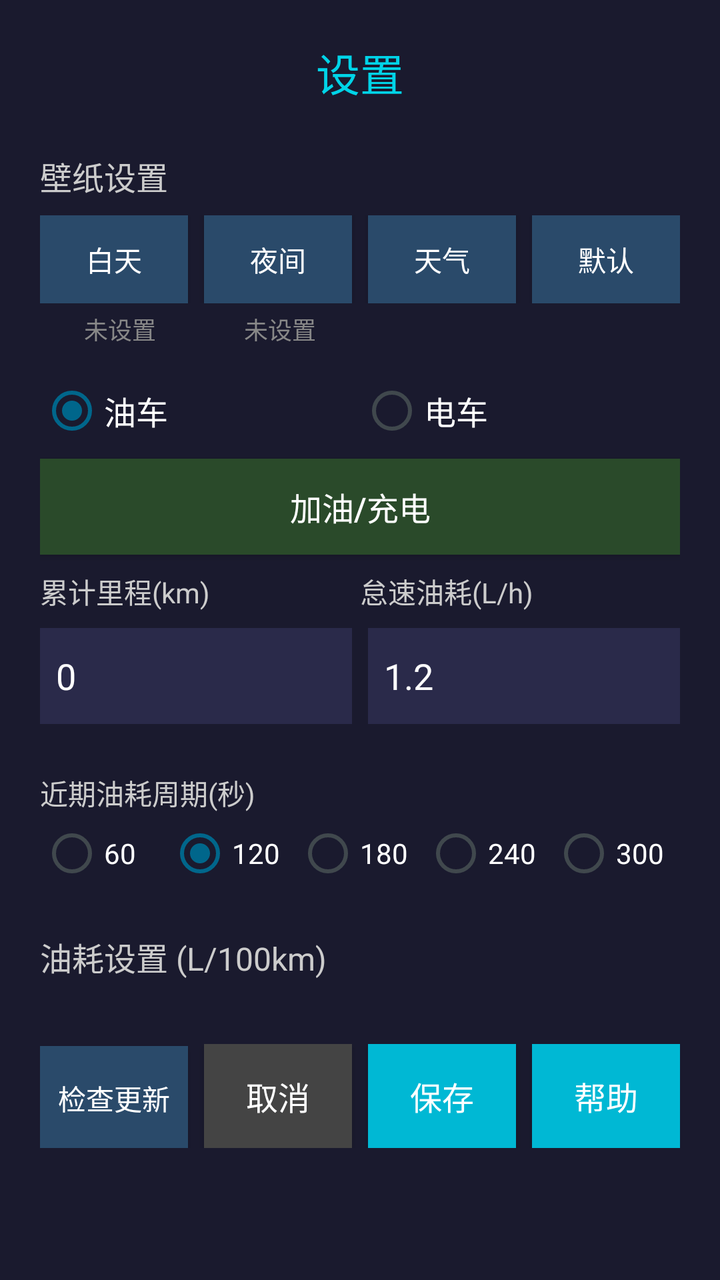
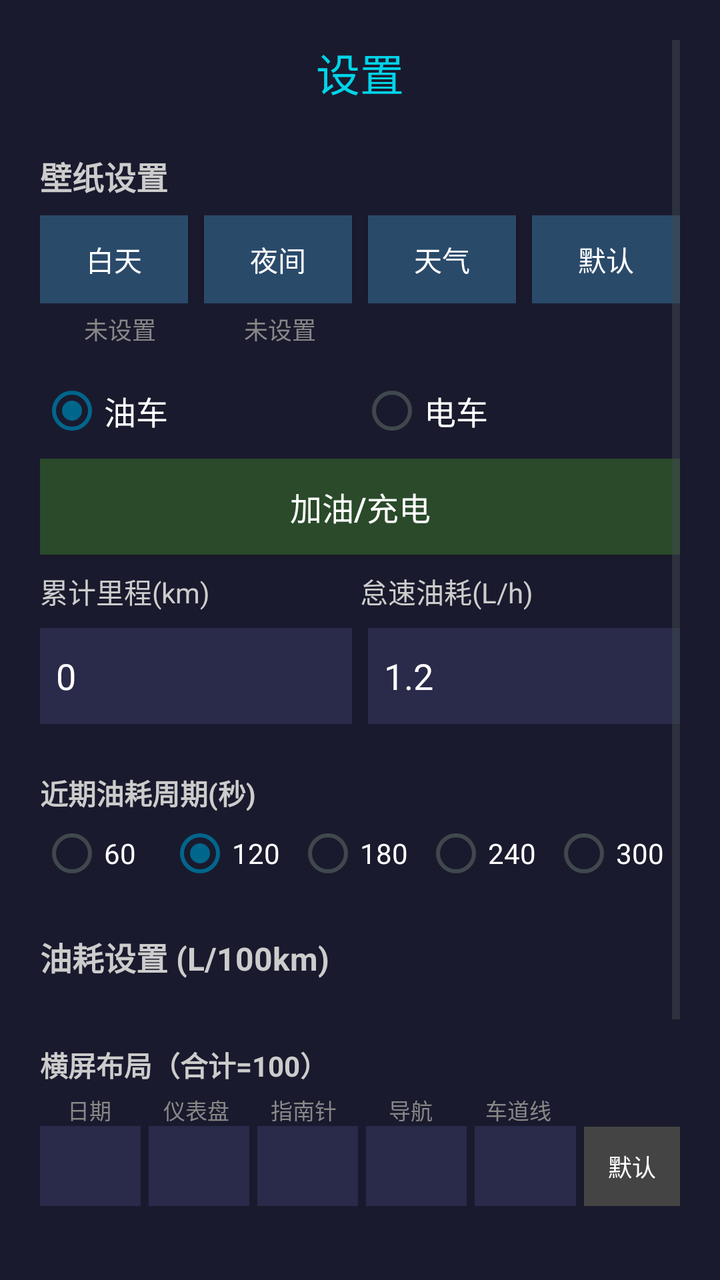

An Android layout rendered at two revisions. The XML below is the earlier revision; the diff shows what the commit changed to produce the second picture.
<!-- AndroidManifest.xml: application theme AppTheme -->
<!-- res/layout/activity_settings.xml -->
<?xml version="1.0" encoding="utf-8"?>
<ScrollView xmlns:android="http://schemas.android.com/apk/res/android"
    android:layout_width="match_parent"
    android:layout_height="match_parent"
    android:background="#FF1A1A2E"
    android:padding="20dp">

    <LinearLayout
        android:layout_width="match_parent"
        android:layout_height="wrap_content"
        android:orientation="vertical">

        
        <TextView
            android:layout_width="match_parent"
            android:layout_height="wrap_content"
            android:text="设置"
            android:textSize="22sp"
            android:textColor="#FF00D4E8"
            android:gravity="center"
            android:layout_marginBottom="24dp" />

        
        <TextView
            android:layout_width="match_parent"
            android:layout_height="wrap_content"
            android:text="壁纸设置"
            android:textSize="16sp"
            android:textColor="#FFCCCCCC"
            android:layout_marginBottom="8dp" />

        <LinearLayout
            android:layout_width="match_parent"
            android:layout_height="wrap_content"
            android:orientation="horizontal"
            android:layout_marginBottom="4dp">

            <Button
                android:id="@+id/btn_day_wallpaper"
                android:layout_width="0dp"
                android:layout_height="44dp"
                android:layout_weight="1"
                android:text="白天"
                android:textSize="14sp"
                android:textColor="#FFFFFFFF"
                android:background="#FF2A4A6A"
                android:layout_marginRight="4dp" />

            <Button
                android:id="@+id/btn_night_wallpaper"
                android:layout_width="0dp"
                android:layout_height="44dp"
                android:layout_weight="1"
                android:text="夜间"
                android:textSize="14sp"
                android:textColor="#FFFFFFFF"
                android:background="#FF2A4A6A"
                android:layout_marginLeft="4dp"
                android:layout_marginRight="4dp" />

            <Button
                android:id="@+id/btn_weather_animation"
                android:layout_width="0dp"
                android:layout_height="44dp"
                android:layout_weight="1"
                android:text="天气"
                android:textSize="14sp"
                android:textColor="#FFFFFFFF"
                android:background="#FF2A4A6A"
                android:layout_marginLeft="4dp"
                android:layout_marginRight="4dp" />

            <Button
                android:id="@+id/btn_default_wallpaper"
                android:layout_width="0dp"
                android:layout_height="44dp"
                android:layout_weight="1"
                android:text="默认"
                android:textSize="14sp"
                android:textColor="#FFFFFFFF"
                android:background="#FF2A4A6A"
                android:layout_marginLeft="4dp" />

        </LinearLayout>

        <LinearLayout
            android:layout_width="match_parent"
            android:layout_height="wrap_content"
            android:orientation="horizontal"
            android:layout_marginBottom="16dp">

            <TextView
                android:id="@+id/label_day_wallpaper_status"
                android:layout_width="0dp"
                android:layout_height="wrap_content"
                android:layout_weight="1"
                android:text="未设置"
                android:textSize="12sp"
                android:textColor="#FF888888"
                android:gravity="center_horizontal" />

            <TextView
                android:id="@+id/label_night_wallpaper_status"
                android:layout_width="0dp"
                android:layout_height="wrap_content"
                android:layout_weight="1"
                android:text="未设置"
                android:textSize="12sp"
                android:textColor="#FF888888"
                android:gravity="center_horizontal" />

            <TextView
                android:layout_width="0dp"
                android:layout_height="wrap_content"
                android:layout_weight="1"
                android:text=""
                android:textSize="12sp"
                android:gravity="center_horizontal" />

            <TextView
                android:layout_width="0dp"
                android:layout_height="wrap_content"
                android:layout_weight="1"
                android:text=""
                android:textSize="12sp"
                android:gravity="center_horizontal" />

        </LinearLayout>

        
        <RadioGroup
            android:id="@+id/vehicle_type_group"
            android:layout_width="match_parent"
            android:layout_height="wrap_content"
            android:orientation="horizontal"
            android:layout_marginBottom="8dp">

            <RadioButton
                android:id="@+id/radio_fuel"
                android:layout_width="0dp"
                android:layout_height="wrap_content"
                android:layout_weight="1"
                android:text="油车"
                android:textColor="#FFFFFFFF"
                android:textSize="16sp"
                android:checked="true" />

            <RadioButton
                android:id="@+id/radio_elec"
                android:layout_width="0dp"
                android:layout_height="wrap_content"
                android:layout_weight="1"
                android:text="电车"
                android:textColor="#FFFFFFFF"
                android:textSize="16sp" />

        </RadioGroup>

        
        <Button
            android:id="@+id/btn_refuel"
            android:layout_width="match_parent"
            android:layout_height="48dp"
            android:text="加油/充电"
            android:textSize="16sp"
            android:textColor="#FFFFFFFF"
            android:background="#FF2A4A2A"
            android:layout_marginBottom="8dp" />

        
        <LinearLayout
            android:id="@+id/refuel_section"
            android:layout_width="match_parent"
            android:layout_height="wrap_content"
            android:orientation="vertical"
            android:visibility="gone">

            <LinearLayout
                android:layout_width="match_parent"
                android:layout_height="wrap_content"
                android:orientation="horizontal"
                android:layout_marginBottom="8dp">

                <TextView
                    android:layout_width="0dp"
                    android:layout_height="wrap_content"
                    android:layout_weight="1"
                    android:text="油箱容量(L)"
                    android:textSize="14sp"
                    android:textColor="#FFCCCCCC" />

                <TextView
                    android:id="@+id/label_refuel_amount"
                    android:layout_width="0dp"
                    android:layout_height="wrap_content"
                    android:layout_weight="1"
                    android:text="加油量(L)"
                    android:textSize="14sp"
                    android:textColor="#FFCCCCCC" />

                <TextView
                    android:id="@+id/label_refuel_range"
                    android:layout_width="0dp"
                    android:layout_height="wrap_content"
                    android:layout_weight="1"
                    android:text="加油时续航(km)"
                    android:textSize="14sp"
                    android:textColor="#FFCCCCCC" />

            </LinearLayout>

            <LinearLayout
                android:layout_width="match_parent"
                android:layout_height="wrap_content"
                android:orientation="horizontal"
                android:layout_marginBottom="16dp">

                <EditText
                    android:id="@+id/edit_tank_capacity"
                    android:layout_width="0dp"
                    android:layout_height="48dp"
                    android:layout_weight="1"
                    android:inputType="numberDecimal"
                    android:textColor="#FFFFFFFF"
                    android:textSize="18sp"
                    android:background="#FF2A2A4A"
                    android:padding="8dp"
                    android:layout_marginRight="8dp"
                    android:hint="如62"
                    android:textColorHint="#FF666666" />

                <EditText
                    android:id="@+id/edit_refuel_amount"
                    android:layout_width="0dp"
                    android:layout_height="48dp"
                    android:layout_weight="1"
                    android:inputType="numberDecimal"
                    android:textColor="#FFFFFFFF"
                    android:textSize="18sp"
                    android:background="#FF2A2A4A"
                    android:padding="8dp"
                    android:layout_marginRight="8dp"
                    android:hint="加满油的升数"
                    android:textColorHint="#FF666666" />

                <EditText
                    android:id="@+id/edit_refuel_range"
                    android:layout_width="0dp"
                    android:layout_height="48dp"
                    android:layout_weight="1"
                    android:inputType="numberDecimal"
                    android:textColor="#FFFFFFFF"
                    android:textSize="18sp"
                    android:background="#FF2A2A4A"
                    android:padding="8dp"
                    android:hint="油表显示续航"
                    android:textColorHint="#FF666666" />

            </LinearLayout>

        </LinearLayout>

        
        <LinearLayout
            android:layout_width="match_parent"
            android:layout_height="wrap_content"
            android:orientation="horizontal"
            android:layout_marginBottom="8dp">

            <TextView
                android:layout_width="0dp"
                android:layout_height="wrap_content"
                android:layout_weight="1"
                android:text="累计里程(km)"
                android:textSize="14sp"
                android:textColor="#FFCCCCCC" />

            <TextView
                android:id="@+id/label_idle_rate"
                android:layout_width="0dp"
                android:layout_height="wrap_content"
                android:layout_weight="1"
                android:text="怠速油耗(L/h)"
                android:textSize="14sp"
                android:textColor="#FFCCCCCC" />

        </LinearLayout>

        <LinearLayout
            android:layout_width="match_parent"
            android:layout_height="wrap_content"
            android:orientation="horizontal"
            android:layout_marginBottom="24dp">

            <EditText
                android:id="@+id/edit_base_mileage"
                android:layout_width="0dp"
                android:layout_height="48dp"
                android:layout_weight="1"
                android:inputType="numberDecimal"
                android:text="0"
                android:textColor="#FFFFFFFF"
                android:textSize="18sp"
                android:background="#FF2A2A4A"
                android:padding="8dp"
                android:layout_marginRight="8dp"
                android:hint="0"
                android:textColorHint="#FF666666" />

            <EditText
                android:id="@+id/edit_idle_fuel_rate"
                android:layout_width="0dp"
                android:layout_height="48dp"
                android:layout_weight="1"
                android:inputType="numberDecimal"
                android:text="1.2"
                android:textColor="#FFFFFFFF"
                android:textSize="18sp"
                android:background="#FF2A2A4A"
                android:padding="8dp"
                android:hint="1.2"
                android:textColorHint="#FF666666" />

        </LinearLayout>

        
        <TextView
            android:layout_width="match_parent"
            android:layout_height="wrap_content"
            android:text="近期油耗周期(秒)"
            android:textSize="14sp"
            android:textColor="#FFCCCCCC"
            android:layout_marginBottom="4dp" />

        <RadioGroup
            android:id="@+id/recent_fuel_window_group"
            android:layout_width="match_parent"
            android:layout_height="wrap_content"
            android:orientation="horizontal"
            android:layout_marginBottom="24dp">

            <RadioButton
                android:id="@+id/radio_recent_60"
                android:layout_width="0dp"
                android:layout_height="wrap_content"
                android:layout_weight="1"
                android:text="60"
                android:textColor="#FFFFFFFF"
                android:textSize="14sp" />

            <RadioButton
                android:id="@+id/radio_recent_120"
                android:layout_width="0dp"
                android:layout_height="wrap_content"
                android:layout_weight="1"
                android:text="120"
                android:textColor="#FFFFFFFF"
                android:textSize="14sp"
                android:checked="true" />

            <RadioButton
                android:id="@+id/radio_recent_180"
                android:layout_width="0dp"
                android:layout_height="wrap_content"
                android:layout_weight="1"
                android:text="180"
                android:textColor="#FFFFFFFF"
                android:textSize="14sp" />

            <RadioButton
                android:id="@+id/radio_recent_240"
                android:layout_width="0dp"
                android:layout_height="wrap_content"
                android:layout_weight="1"
                android:text="240"
                android:textColor="#FFFFFFFF"
                android:textSize="14sp" />

            <RadioButton
                android:id="@+id/radio_recent_300"
                android:layout_width="0dp"
                android:layout_height="wrap_content"
                android:layout_weight="1"
                android:text="300"
                android:textColor="#FFFFFFFF"
                android:textSize="14sp" />

        </RadioGroup>

        
        <TextView
            android:id="@+id/label_energy_table"
            android:layout_width="match_parent"
            android:layout_height="wrap_content"
            android:text="油耗设置 (L/100km)"
            android:textSize="16sp"
            android:textColor="#FFCCCCCC"
            android:layout_marginBottom="8dp" />

        <LinearLayout
            android:id="@+id/fuel_table_container"
            android:layout_width="match_parent"
            android:layout_height="wrap_content"
            android:orientation="vertical" />

        
        <LinearLayout
            android:layout_width="match_parent"
            android:layout_height="wrap_content"
            android:orientation="horizontal"
            android:layout_marginTop="24dp">

            <Button
                android:id="@+id/btn_check_update"
                android:layout_width="0dp"
                android:layout_height="52dp"
                android:layout_weight="1"
                android:text="检查更新"
                android:textSize="14sp"
                android:textColor="#FFFFFFFF"
                android:background="#FF2A4A6A"
                android:layout_marginRight="8dp" />

            <Button
                android:id="@+id/btn_cancel"
                android:layout_width="0dp"
                android:layout_height="52dp"
                android:layout_weight="1"
                android:text="取消"
                android:textSize="16sp"
                android:textColor="#FFFFFFFF"
                android:background="#FF444444"
                android:layout_marginRight="8dp" />

            <Button
                android:id="@+id/btn_save"
                android:layout_width="0dp"
                android:layout_height="52dp"
                android:layout_weight="1"
                android:text="保存"
                android:textSize="16sp"
                android:textColor="#FFFFFFFF"
                android:background="#FF00B8D4"
                android:layout_marginRight="8dp" />

            <Button
                android:id="@+id/btn_help"
                android:layout_width="0dp"
                android:layout_height="52dp"
                android:layout_weight="1"
                android:text="帮助"
                android:textSize="16sp"
                android:textColor="#FFFFFFFF"
                android:background="#FF00B8D4" />

        </LinearLayout>

    </LinearLayout>
</ScrollView>
<!-- resources referenced by this layout -->
<resources>
  <style name="AppTheme" parent="@android:style/Theme.DeviceDefault.Light.NoActionBar">
          <item name="android:windowContentOverlay">@null</item>
      </style>
</resources>

<!-- the commit's change to res/layout/activity_settings.xml (unified diff, before → after) -->
@@ -26,6 +26,7 @@
             android:layout_height="wrap_content"
             android:text="壁纸设置"
             android:textSize="16sp"
+            android:textStyle="bold"
             android:textColor="#FFCCCCCC"
             android:layout_marginBottom="8dp" />
 
@@ -329,6 +330,7 @@
             android:layout_height="wrap_content"
             android:text="近期油耗周期(秒)"
             android:textSize="14sp"
+            android:textStyle="bold"
             android:textColor="#FFCCCCCC"
             android:layout_marginBottom="4dp" />
 
@@ -394,6 +396,7 @@
             android:layout_height="wrap_content"
             android:text="油耗设置 (L/100km)"
             android:textSize="16sp"
+            android:textStyle="bold"
             android:textColor="#FFCCCCCC"
             android:layout_marginBottom="8dp" />
 
@@ -404,6 +407,239 @@
             android:orientation="vertical" />
 
         
+        <TextView
+            android:layout_width="match_parent"
+            android:layout_height="wrap_content"
+            android:layout_marginTop="24dp"
+            android:layout_marginBottom="4dp"
+            android:text="横屏布局（合计=100）"
+            android:textColor="#FFCCCCCC"
+            android:textSize="14sp"
+            android:textStyle="bold" />
+
+        
+        <LinearLayout
+            android:layout_width="match_parent"
+            android:layout_height="wrap_content"
+            android:orientation="horizontal"
+            android:layout_marginRight="56dp">
+
+            <TextView android:layout_width="0dp" android:layout_height="wrap_content" android:layout_weight="1"
+                android:text="日期" android:textColor="#FF888888" android:textSize="11sp" android:gravity="center" android:layout_marginRight="4dp" />
+            <TextView android:layout_width="0dp" android:layout_height="wrap_content" android:layout_weight="1"
+                android:text="仪表盘" android:textColor="#FF888888" android:textSize="11sp" android:gravity="center" android:layout_marginRight="4dp" />
+            <TextView android:layout_width="0dp" android:layout_height="wrap_content" android:layout_weight="1"
+                android:text="指南针" android:textColor="#FF888888" android:textSize="11sp" android:gravity="center" android:layout_marginRight="4dp" />
+            <TextView android:layout_width="0dp" android:layout_height="wrap_content" android:layout_weight="1"
+                android:text="导航" android:textColor="#FF888888" android:textSize="11sp" android:gravity="center" android:layout_marginRight="4dp" />
+            <TextView android:layout_width="0dp" android:layout_height="wrap_content" android:layout_weight="1"
+                android:text="车道线" android:textColor="#FF888888" android:textSize="11sp" android:gravity="center" />
+
+        </LinearLayout>
+
+        
+        <LinearLayout
+            android:layout_width="match_parent"
+            android:layout_height="wrap_content"
+            android:orientation="horizontal"
+            android:layout_marginBottom="8dp">
+
+            <EditText
+                android:id="@+id/edit_layout_land_0"
+                android:layout_width="0dp"
+                android:layout_height="40dp"
+                android:layout_weight="1"
+                android:inputType="numberDecimal"
+                android:textColor="#FFFFFFFF"
+                android:textSize="14sp"
+                android:background="#FF2A2A4A"
+                android:padding="4dp"
+                android:gravity="center"
+                android:layout_marginRight="4dp" />
+
+            <EditText
+                android:id="@+id/edit_layout_land_1"
+                android:layout_width="0dp"
+                android:layout_height="40dp"
+                android:layout_weight="1"
+                android:inputType="numberDecimal"
+                android:textColor="#FFFFFFFF"
+                android:textSize="14sp"
+                android:background="#FF2A2A4A"
+                android:padding="4dp"
+                android:gravity="center"
+                android:layout_marginRight="4dp" />
+
+            <EditText
+                android:id="@+id/edit_layout_land_2"
+                android:layout_width="0dp"
+                android:layout_height="40dp"
+                android:layout_weight="1"
+                android:inputType="numberDecimal"
+                android:textColor="#FFFFFFFF"
+                android:textSize="14sp"
+                android:background="#FF2A2A4A"
+                android:padding="4dp"
+                android:gravity="center"
+                android:layout_marginRight="4dp" />
+
+            <EditText
+                android:id="@+id/edit_layout_land_3"
+                android:layout_width="0dp"
+                android:layout_height="40dp"
+                android:layout_weight="1"
+                android:inputType="numberDecimal"
+                android:textColor="#FFFFFFFF"
+                android:textSize="14sp"
+                android:background="#FF2A2A4A"
+                android:padding="4dp"
+                android:gravity="center"
+                android:layout_marginRight="4dp" />
+
+            <EditText
+                android:id="@+id/edit_layout_land_4"
+                android:layout_width="0dp"
+                android:layout_height="40dp"
+                android:layout_weight="1"
+                android:inputType="numberDecimal"
+                android:textColor="#FFFFFFFF"
+                android:textSize="14sp"
+                android:background="#FF2A2A4A"
+                android:padding="4dp"
+                android:gravity="center"
+                android:layout_marginRight="4dp" />
+
+            <Button
+                android:id="@+id/btn_layout_land_default"
+                android:layout_width="wrap_content"
+                android:layout_height="40dp"
+                android:text="默认"
+                android:textSize="12sp"
+                android:textColor="#FFFFFFFF"
+                android:background="#FF444444"
+                android:minWidth="48dp"
+                android:paddingStart="8dp"
+                android:paddingEnd="8dp" />
+
+        </LinearLayout>
+
+        <TextView
+            android:layout_width="match_parent"
+            android:layout_height="wrap_content"
+            android:layout_marginTop="8dp"
+            android:layout_marginBottom="4dp"
+            android:text="竖屏布局（合计=100）"
+            android:textColor="#FFCCCCCC"
+            android:textSize="14sp"
+            android:textStyle="bold" />
+
+        
+        <LinearLayout
+            android:layout_width="match_parent"
+            android:layout_height="wrap_content"
+            android:orientation="horizontal"
+            android:layout_marginRight="56dp">
+
+            <TextView android:layout_width="0dp" android:layout_height="wrap_content" android:layout_weight="1"
+                android:text="日期" android:textColor="#FF888888" android:textSize="11sp" android:gravity="center" android:layout_marginRight="4dp" />
+            <TextView android:layout_width="0dp" android:layout_height="wrap_content" android:layout_weight="1"
+                android:text="仪表盘" android:textColor="#FF888888" android:textSize="11sp" android:gravity="center" android:layout_marginRight="4dp" />
+            <TextView android:layout_width="0dp" android:layout_height="wrap_content" android:layout_weight="1"
+                android:text="指南针" android:textColor="#FF888888" android:textSize="11sp" android:gravity="center" android:layout_marginRight="4dp" />
+            <TextView android:layout_width="0dp" android:layout_height="wrap_content" android:layout_weight="1"
+                android:text="导航" android:textColor="#FF888888" android:textSize="11sp" android:gravity="center" android:layout_marginRight="4dp" />
+            <TextView android:layout_width="0dp" android:layout_height="wrap_content" android:layout_weight="1"
+                android:text="车道线" android:textColor="#FF888888" android:textSize="11sp" android:gravity="center" />
+
+        </LinearLayout>
+
+        
+        <LinearLayout
+            android:layout_width="match_parent"
+            android:layout_height="wrap_content"
+            android:orientation="horizontal"
+            android:layout_marginBottom="8dp">
+
+            <EditText
+                android:id="@+id/edit_layout_port_0"
+                android:layout_width="0dp"
+                android:layout_height="40dp"
+                android:layout_weight="1"
+                android:inputType="numberDecimal"
+                android:textColor="#FFFFFFFF"
+                android:textSize="14sp"
+                android:background="#FF2A2A4A"
+                android:padding="4dp"
+                android:gravity="center"
+                android:layout_marginRight="4dp" />
+
+            <EditText
+                android:id="@+id/edit_layout_port_1"
+                android:layout_width="0dp"
+                android:layout_height="40dp"
+                android:layout_weight="1"
+                android:inputType="numberDecimal"
+                android:textColor="#FFFFFFFF"
+                android:textSize="14sp"
+                android:background="#FF2A2A4A"
+                android:padding="4dp"
+                android:gravity="center"
+                android:layout_marginRight="4dp" />
+
+            <EditText
+                android:id="@+id/edit_layout_port_2"
+                android:layout_width="0dp"
+                android:layout_height="40dp"
+                android:layout_weight="1"
+                android:inputType="numberDecimal"
+                android:textColor="#FFFFFFFF"
+                android:textSize="14sp"
+                android:background="#FF2A2A4A"
+                android:padding="4dp"
+                android:gravity="center"
+                android:layout_marginRight="4dp" />
+
+            <EditText
+                android:id="@+id/edit_layout_port_3"
+                android:layout_width="0dp"
+                android:layout_height="40dp"
+                android:layout_weight="1"
+                android:inputType="numberDecimal"
+                android:textColor="#FFFFFFFF"
+                android:textSize="14sp"
+                android:background="#FF2A2A4A"
+                android:padding="4dp"
+                android:gravity="center"
+                android:layout_marginRight="4dp" />
+
+            <EditText
+                android:id="@+id/edit_layout_port_4"
+                android:layout_width="0dp"
+                android:layout_height="40dp"
+                android:layout_weight="1"
+                android:inputType="numberDecimal"
+                android:textColor="#FFFFFFFF"
+                android:textSize="14sp"
+                android:background="#FF2A2A4A"
+                android:padding="4dp"
+                android:gravity="center"
+                android:layout_marginRight="4dp" />
+
+            <Button
+                android:id="@+id/btn_layout_port_default"
+                android:layout_width="wrap_content"
+                android:layout_height="40dp"
+                android:text="默认"
+                android:textSize="12sp"
+                android:textColor="#FFFFFFFF"
+                android:background="#FF444444"
+                android:minWidth="48dp"
+                android:paddingStart="8dp"
+                android:paddingEnd="8dp" />
+
+        </LinearLayout>
+
+        
         <LinearLayout
             android:layout_width="match_parent"
             android:layout_height="wrap_content"
